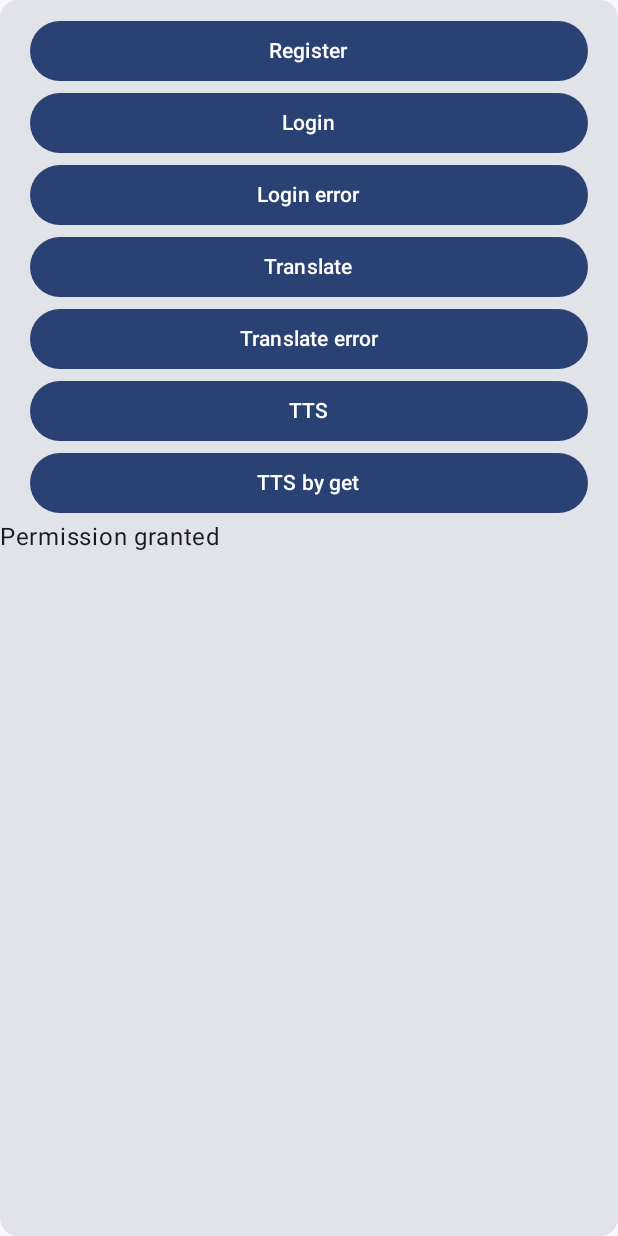
After one commit to HXavier21/EchoLingua, an Android app built with Jetpack Compose: the composable BackEndTestPage shown on its own in the app's theme, on a phone screen of 412 x 824 dp. The commit adds this screen. Run offline under Robolectric (Android 15) with nearby library versions, the phone set to English and light mode, and no system bars; libraries missing offline, so code that uses them is left out: com.google.mlkit.nl.

Commit message:
Android: build a simple BackEndTestPage

```diff
--- a/Android/app/build.gradle.kts
+++ b/Android/app/build.gradle.kts
@@ -81,6 +81,8 @@ dependencies {
 
     implementation(libs.mmkv)
 
+    implementation(libs.androidx.media3.exoplayer)
+
     implementation(libs.androidx.core.ktx)
     implementation(libs.androidx.lifecycle.runtime.ktx)
     implementation(libs.androidx.activity.compose)
--- a/Android/app/src/main/AndroidManifest.xml
+++ b/Android/app/src/main/AndroidManifest.xml
@@ -24,8 +24,9 @@
         android:roundIcon="@mipmap/ic_launcher_round"
         android:supportsRtl="true"
         android:theme="@style/Theme.EchoLingua"
+        android:usesCleartextTraffic="true"
         tools:targetApi="tiramisu">
-<!--        <profileable android:shell="true"/>-->
+        <!--        <profileable android:shell="true"/>-->
         <activity
             android:name=".QuickTranslateActivity"
             android:exported="true"
--- a/Android/app/src/main/java/com/example/echolingua/App.kt
+++ b/Android/app/src/main/java/com/example/echolingua/App.kt
@@ -4,6 +4,7 @@ import android.annotation.SuppressLint
 import android.app.Application
 import android.content.Context
 import android.media.MediaRecorder
+import androidx.media3.exoplayer.ExoPlayer
 import com.example.echolingua.whisper.WhisperContext
 import com.tencent.mmkv.MMKV
 import java.io.File
@@ -22,6 +23,7 @@ class App : Application() {
         imagePath.mkdirs()
         mediaRecorder = MediaRecorder()
         val rootDir = MMKV.initialize(this)
+        player = ExoPlayer.Builder(context).build()
     }
 
     override fun onTerminate() {
@@ -37,6 +39,7 @@ class App : Application() {
         lateinit var imagePath: File
         lateinit var whisperContext: WhisperContext
         lateinit var mediaRecorder: MediaRecorder
+        lateinit var player: ExoPlayer
     }
 
 }
--- a/Android/app/src/main/java/com/example/echolingua/ui/navigator/RouteName.kt
+++ b/Android/app/src/main/java/com/example/echolingua/ui/navigator/RouteName.kt
@@ -6,7 +6,8 @@ object RouteName {
     const val CAMERA_TRANSLATE_PAGE = "camera_translate_page"
     const val TRANSLATE_PAGE = "translate_page"
     const val TRANSLATE_PAGES = "translate_pages"
-    const val LANGUAGE_SELECT_PAGE = "language_select_page"
+    const val BACK_END_TEST_PAGE = "back_end_test_page"
+
 
     infix fun String.withArgumentKey(key: String) = "$this/{$key}"
 
--- /dev/null
+++ b/Android/app/src/main/java/com/example/echolingua/ui/page/BackEndTestPage.kt
@@ -0,0 +1,119 @@
+package com.example.echolingua.ui.page
+
+import androidx.compose.foundation.layout.Spacer
+import androidx.compose.foundation.layout.fillMaxSize
+import androidx.compose.foundation.layout.fillMaxWidth
+import androidx.compose.foundation.layout.height
+import androidx.compose.foundation.layout.padding
+import androidx.compose.material3.Button
+import androidx.compose.material3.Card
+import androidx.compose.material3.Text
+import androidx.compose.runtime.Composable
+import androidx.compose.runtime.LaunchedEffect
+import androidx.compose.runtime.collectAsState
+import androidx.compose.runtime.getValue
+import androidx.compose.ui.Modifier
+import androidx.compose.ui.unit.dp
+import androidx.lifecycle.viewmodel.compose.viewModel
+import com.google.accompanist.permissions.ExperimentalPermissionsApi
+import com.google.accompanist.permissions.rememberPermissionState
+import com.google.mlkit.nl.translate.TranslateLanguage
+
+@OptIn(ExperimentalPermissionsApi::class)
+@Composable
+fun BackEndTestPage(
+    backEndTestPageViewModel: BackEndTestPageViewModel = viewModel()
+) {
+    val message by backEndTestPageViewModel.message.collectAsState()
+    val internetPermissionState =
+        rememberPermissionState(permission = android.Manifest.permission.INTERNET,
+            onPermissionResult = {
+                backEndTestPageViewModel.setMessage("Permission granted")
+            }
+        )
+    LaunchedEffect(Unit) {
+        internetPermissionState.launchPermissionRequest()
+    }
+    Card(modifier = Modifier.fillMaxSize()) {
+        Spacer(modifier = Modifier.height(10.dp))
+        Button(
+            onClick = {
+                backEndTestPageViewModel.register("test", "test")
+            },
+            modifier = Modifier
+                .fillMaxWidth()
+                .padding(horizontal = 20.dp)
+        ) {
+            Text(text = "Register")
+        }
+        Button(
+            onClick = {
+                backEndTestPageViewModel.login("test", "test")
+            },
+            modifier = Modifier
+                .fillMaxWidth()
+                .padding(horizontal = 20.dp)
+        ) {
+            Text(text = "Login")
+        }
+        Button(
+            onClick = {
+                backEndTestPageViewModel.login("test", "test1")
+            },
+            modifier = Modifier
+                .fillMaxWidth()
+                .padding(horizontal = 20.dp)
+        ) {
+            Text(text = "Login error")
+        }
+        Button(
+            onClick = {
+                backEndTestPageViewModel.translate("test", "你好", "zh", "en")
+            },
+            modifier = Modifier
+                .fillMaxWidth()
+                .padding(horizontal = 20.dp)
+        ) {
+            Text(text = "Translate")
+        }
+        Button(
+            onClick = {
+                backEndTestPageViewModel.translate("test", "你好", "jp", TranslateLanguage.FRENCH)
+            },
+            modifier = Modifier
+                .fillMaxWidth()
+                .padding(horizontal = 20.dp)
+        ) {
+            Text(text = "Translate error")
+        }
+        Button(
+            onClick = {
+                backEndTestPageViewModel.getTTSService(
+                    model = "Wanderer",
+                    text = "把头低下！！！！",
+                    language = "zh"
+                )
+            },
+            modifier = Modifier
+                .fillMaxWidth()
+                .padding(horizontal = 20.dp)
+        ) {
+            Text(text = "TTS")
+        }
+        Button(
+            onClick = {
+                backEndTestPageViewModel.getTTSServiceByGet(
+                    model = "Wanderer",
+                    text = "就凭你也配直视我？",
+                    language = "zh"
+                )
+            },
+            modifier = Modifier
+                .fillMaxWidth()
+                .padding(horizontal = 20.dp)
+        ) {
+            Text(text = "TTS by get")
+        }
+        Text(text = message)
+    }
+}
--- a/Android/app/src/main/java/com/example/echolingua/ui/page/CameraTranslatePage.kt
+++ b/Android/app/src/main/java/com/example/echolingua/ui/page/CameraTranslatePage.kt
@@ -212,6 +212,7 @@ fun CameraTranslatePage(
                                     interactionSource = interactionSource,
                                     indication = null
                                 ) {
+                                    (context as MainActivity).stopCamera()
                                     onNavigateBackToTranslatePage()
                                 }
                                 .padding(10.dp),
--- a/Android/gradle/libs.versions.toml
+++ b/Android/gradle/libs.versions.toml
@@ -12,6 +12,7 @@ languageId = "17.0.5"
 lifecycleRuntimeKtx = "2.7.0"
 activityCompose = "1.9.0"
 composeBom = "2024.05.00"
+media3Exoplayer = "1.3.1"
 mmkv = "1.3.5"
 navigationCompose = "2.7.7"
 roomRuntime = "2.6.1"
@@ -31,6 +32,7 @@ androidx-camera-video = { module = "androidx.camera:camera-video", version.ref =
 androidx-camera-view = { module = "androidx.camera:camera-view", version.ref = "cameraCore" }
 androidx-core-ktx = { group = "androidx.core", name = "core-ktx", version.ref = "coreKtx" }
 androidx-lifecycle-viewmodel-compose = { module = "androidx.lifecycle:lifecycle-viewmodel-compose", version.ref = "lifecycleRuntimeKtx" }
+androidx-media3-exoplayer = { module = "androidx.media3:media3-exoplayer", version.ref = "media3Exoplayer" }
 androidx-navigation-compose = { module = "androidx.navigation:navigation-compose", version.ref = "navigationCompose" }
 androidx-room-compiler = { module = "androidx.room:room-compiler", version.ref = "roomRuntime" }
 androidx-room-runtime = { module = "androidx.room:room-runtime", version.ref = "roomRuntime" }
```
Also changed, not shown: Android/app/src/main/java/com/example/echolingua/network/HttpUtil.kt (added, +26 -0 lines), Android/app/src/main/java/com/example/echolingua/ui/navigator/Navigators.kt (+12 -2 lines), Android/app/src/main/java/com/example/echolingua/ui/page/BackEndTestPageViewModel.kt (added, +208 -0 lines), Android/app/src/main/java/com/example/echolingua/ui/page/PagesAccessToLanguageSelectPage.kt (+5 -2 lines), Android/app/src/main/java/com/example/echolingua/ui/page/TranslatePage.kt (+10 -1 lines).
